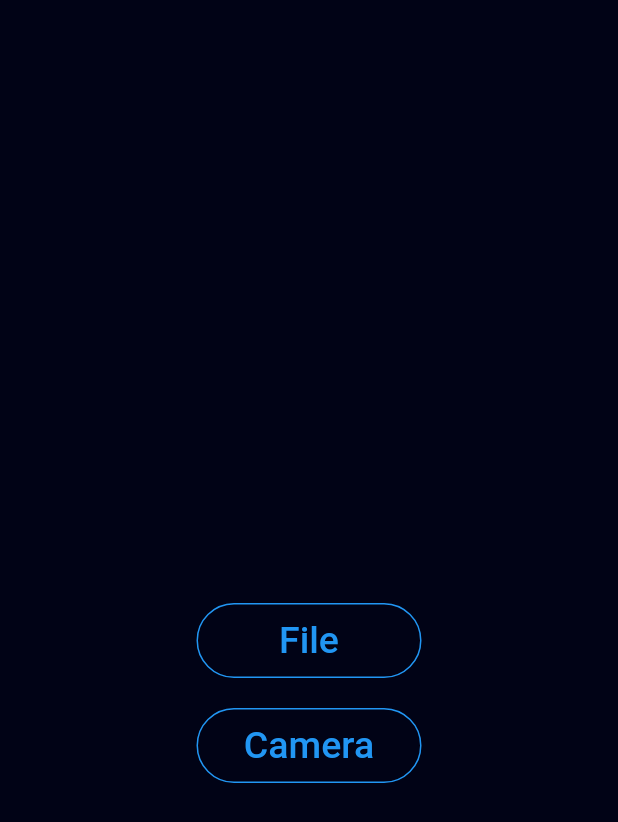
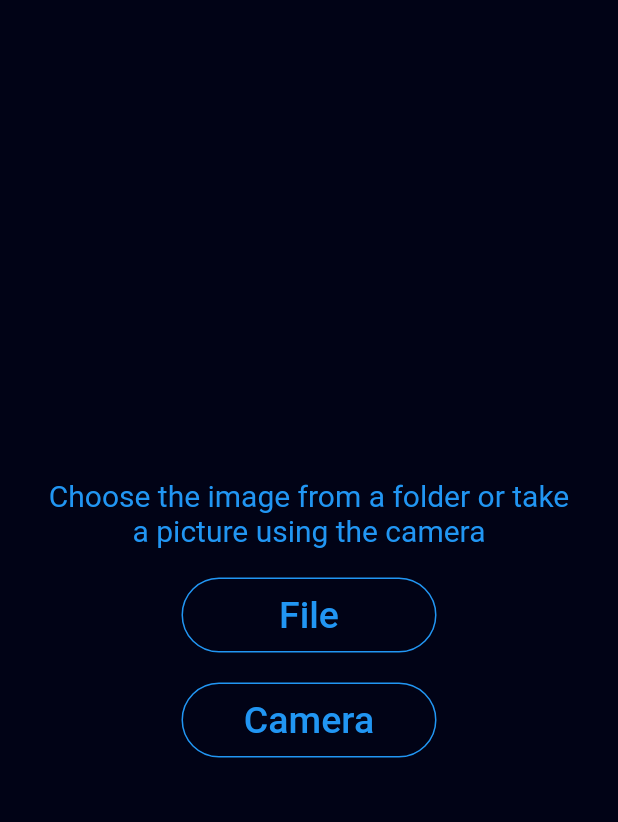
Before and after one commit to MuleHakim/geez-number-classifier, a Flutter app: the screen it shows after launch, after a tap on "start", on a phone screen of 412 x 824 dp. Shown: the top 822 px of the screen. Run offline on Flutter 3.47's test engine with Material 2 defaults, Android fonts, the phone set to English and light mode, and no system bars; our stand-ins replace dio, image_picker, typewritertext; project files that could hold a hidden picture were left out.

Commit message:
update flutter

```diff
--- a/frontend_flutter/geez_characters/lib/main.dart
+++ b/frontend_flutter/geez_characters/lib/main.dart
@@ -1,19 +1,15 @@
-import 'dart:convert';
-
 import 'package:flutter/material.dart';
 import 'package:flutter/services.dart';
-import 'package:geez_numbers_flutter/api/urls.dart';
 import 'package:geez_numbers_flutter/pages/splash_screen.dart';
-import  "package:http/http.dart" as http;
-import  "package:http/http.dart";
-import 'models/geez_numbers.dart';
+import 'package:flutter/services.dart';
 
 void main() {
   WidgetsFlutterBinding.ensureInitialized();
-  SystemChrome.setPreferredOrientations([DeviceOrientation.portraitUp])
-      .then((_) {
-    runApp(MaterialApp(
-        debugShowCheckedModeBanner: false,
-        home: SplashScreen()));
-  });
+  SystemChrome.setEnabledSystemUIMode(SystemUiMode.immersiveSticky);
+  runApp(
+    const MaterialApp(
+      debugShowCheckedModeBanner: false,
+      home: SplashScreen(),
+    ),
+  );
 }
--- a/frontend_flutter/geez_characters/lib/pages/home.dart
+++ b/frontend_flutter/geez_characters/lib/pages/home.dart
@@ -16,18 +16,53 @@ class HomePage extends StatefulWidget {
 }
 
 class HomePageState extends State<HomePage> {
-
   int _selectedIndex = 0;
   File? image;
   String number = "click predict button to continue";
-  var word_dict = {0:"-", 1:"፩", 2:"፪", 3:"፫", 4:"፬", 5:"፭", 6:"፮", 7:"፯", 8:"፰", 9:"፱", 10:'ሀ',11:'ሁ',12:'ሂ',13:'ሃ',14:"ሄ",15:'ህ',16:'ሆ',17:"ለ",18:"ሉ",
-  19:"ሊ",20:"ላ",21:"ሌ",22:"ል",23:"ሎ",24:"ሐ",25:"ሑ",26:"ሒ",27:"ሓ",28:"ሔ",29:"ሕ",30:"ሖ",
-  31:"መ",32:"ሙ",33:"ሚ",34:"ማ",35:"ሜ",36:"ም",37:"ሞ"
+  var word_dict = {
+    0: "-",
+    1: "፩",
+    2: "፪",
+    3: "፫",
+    4: "፬",
+    5: "፭",
+    6: "፮",
+    7: "፯",
+    8: "፰",
+    9: "፱",
+    10: 'ሀ',
+    11: 'ሁ',
+    12: 'ሂ',
+    13: 'ሃ',
+    14: "ሄ",
+    15: 'ህ',
+    16: 'ሆ',
+    17: "ለ",
+    18: "ሉ",
+    19: "ሊ",
+    20: "ላ",
+    21: "ሌ",
+    22: "ል",
+    23: "ሎ",
+    24: "ሐ",
+    25: "ሑ",
+    26: "ሒ",
+    27: "ሓ",
+    28: "ሔ",
+    29: "ሕ",
+    30: "ሖ",
+    31: "መ",
+    32: "ሙ",
+    33: "ሚ",
+    34: "ማ",
+    35: "ሜ",
+    36: "ም",
+    37: "ሞ"
   };
 
-  void reset_number(){
-    number = "click predict button to continue";
-    setState((){});
+  void reset_number() {
+    number = "click the predict button to continue";
+    setState(() {});
   }
 
   Future PickFromFile() async {
@@ -55,6 +90,7 @@ class HomePageState extends State<HomePage> {
     }
     reset_number();
   }
+
   void _upload(File? file) async {
     String? fileName = file?.path.split('/').last;
     FormData data = FormData.fromMap({
@@ -62,15 +98,17 @@ class HomePageState extends State<HomePage> {
         "${file?.path}",
         filename: fileName,
       ),
-      "creation_date":"${DateTime.now()}"
+      "creation_date": "${DateTime.now()}"
     });
 
     Dio dio = new Dio();
 
-    dio.post(ApiUrls.createUrl, data: data).then((response) async{
+    dio.post(ApiUrls.createUrl, data: data).then((response) async {
       var jsonResponse = jsonDecode(response.toString());
-      number = json.decode(((await client.get(Uri.parse(ApiUrls.predictNumberUrl))).body)) as String;
-      setState((){});
+      number = json.decode(
+              ((await client.get(Uri.parse(ApiUrls.predictNumberUrl))).body))
+          as String;
+      setState(() {});
       number = word_dict[int.parse(number)]!;
     }).catchError((error) => print(error));
   }
@@ -90,10 +128,44 @@ class HomePageState extends State<HomePage> {
           children: [
             Container(
               child: image != null
-                    ? Column(
+                  ? Expanded(
+                      child:
+                          MediaQuery.of(context).orientation.name == "portrait"
+                              ? get_column()
+                              : get_row(),
+                    )
+                  : Center(
+                      child: Column(
+                        mainAxisAlignment: MainAxisAlignment.center,
+                        children: [
+                          Container(
+                            width: 350,
+                            margin: const EdgeInsets.all(10),
+                            child: const Text(
+                              "Choose the image from a folder or take a picture using the camera",
+                              style:
+                                  TextStyle(color: Colors.blue, fontSize: 20),
+                              textAlign: TextAlign.center,
+                            ),
+                          ),
+                          Button("File", () => PickFromFile()),
+                          Button("Camera", () => PickFromCamera()),
+                        ],
+                      ),
+                    ),
+            ),
+          ],
+        ),
+      ),
+    );
+  }
+
+  Column get_column() {
+    return Column(
       mainAxisAlignment: MainAxisAlignment.start,
       children: [
-                          Container(
+        Expanded(
+          child: Container(
             height: 400,
             width: 400,
             margin: const EdgeInsets.only(
@@ -104,8 +176,7 @@ class HomePageState extends State<HomePage> {
               borderRadius: BorderRadius.circular(50),
               boxShadow: const [
                 BoxShadow(
-                                    color: Color.fromARGB(255, 9, 70, 121),
-                                    spreadRadius: 1),
+                    color: Color.fromARGB(255, 9, 70, 121), spreadRadius: 1),
               ],
             ),
             child: Image.file(
@@ -113,11 +184,20 @@ class HomePageState extends State<HomePage> {
               fit: BoxFit.cover,
             ),
           ),
+        ),
+        Container(
+          margin: const EdgeInsets.only(bottom: 50),
+          child: Column(
+            children: [
               Container(
                 height: 55,
-                            child: Text(number, style: TextStyle(color: Colors.blue, fontSize: number.length <= 2? 60 : 25),),
+                child: Text(
+                  number,
+                  style: TextStyle(
+                      color: Colors.blue,
+                      fontSize: number.length <= 2 ? 60 : 25),
                 ),
-
+              ),
               Container(
                 width: 250,
                 clipBehavior: Clip.hardEdge,
@@ -128,39 +208,94 @@ class HomePageState extends State<HomePage> {
                     border: Border.all(color: Colors.blue)),
                 child: TextButton(
                     onPressed: () {
-                                  number = "please wait";
-                                  setState((){});
+                      number = "processing image...";
+                      setState(() {});
                       _upload(image);
                     },
                     child: const Text(
                       "Predict",
                       style: TextStyle(fontSize: 25),
                     )),
-                          )
-                        ],
-                      )
-                    : const SizedBox(
-                        height: 100,
               ),
-            ),
-            image == null
-                ? Column(
-                    children: [
-                      Button("File", () => PickFromFile()),
-                      Button("Camera", () => PickFromCamera()),
-                    ],
-                  )
-                : Row(
+              Row(
                 mainAxisAlignment: MainAxisAlignment.spaceAround,
                 children: [
                   Button("File", () => PickFromFile()),
                   Button("Camera", () => PickFromCamera()),
                 ],
+              ),
+            ],
+          ),
         )
       ],
+    );
+  }
+
+  Row get_row() {
+    return Row(
+      mainAxisAlignment: MainAxisAlignment.start,
+      children: [
+        Expanded(
+          child: Container(
+            height: 400,
+            width: 400,
+            margin:
+                const EdgeInsets.only(top: 35, bottom: 35, left: 15, right: 15),
+            padding: const EdgeInsets.all(0),
+            clipBehavior: Clip.hardEdge,
+            decoration: BoxDecoration(
+              borderRadius: BorderRadius.circular(50),
+              boxShadow: const [
+                BoxShadow(
+                    color: Color.fromARGB(255, 9, 70, 121), spreadRadius: 1),
+              ],
+            ),
+            child: Image.file(
+              image!,
+              fit: BoxFit.cover,
             ),
           ),
-
+        ),
+        Column(
+          mainAxisAlignment: MainAxisAlignment.center,
+          children: [
+            Container(
+              height: 55,
+              child: Text(
+                number,
+                style: TextStyle(
+                    color: Colors.blue, fontSize: number.length <= 2 ? 60 : 25),
+              ),
+            ),
+            Container(
+              width: 250,
+              clipBehavior: Clip.hardEdge,
+              padding: const EdgeInsets.all(0),
+              margin: EdgeInsets.only(top: 50),
+              decoration: BoxDecoration(
+                  borderRadius: BorderRadius.circular(30),
+                  border: Border.all(color: Colors.blue)),
+              child: TextButton(
+                  onPressed: () {
+                    number = "processing image...";
+                    setState(() {});
+                    _upload(image);
+                  },
+                  child: const Text(
+                    "Predict",
+                    style: TextStyle(fontSize: 25),
+                  )),
+            ),
+            Row(
+              mainAxisAlignment: MainAxisAlignment.spaceAround,
+              children: [
+                Button("File", () => PickFromFile()),
+                Button("Camera", () => PickFromCamera()),
+              ],
+            ),
+          ],
+        )
+      ],
     );
   }
 }
--- a/frontend_flutter/geez_characters/lib/pages/splash_screen.dart
+++ b/frontend_flutter/geez_characters/lib/pages/splash_screen.dart
@@ -1,8 +1,8 @@
 import 'package:flutter/material.dart';
 import 'package:geez_numbers_flutter/pages/home.dart';
+import 'package:typewritertext/typewritertext.dart';
 
 import '../widgets/button.dart';
-
 
 class SplashScreen extends StatefulWidget {
   const SplashScreen({super.key});
@@ -20,21 +20,38 @@ class _SplashScreenState extends State<SplashScreen> {
         mainAxisAlignment: MainAxisAlignment.spaceBetween,
         children: [
           const Expanded(
-            child: Image(image:  AssetImage('assets/images/logo.png')),
+            child: Image(image: AssetImage('assets/images/logo.png')),
           ),
           const Center(
             child: DefaultTextStyle(
-              style: TextStyle(color: Colors.blue, fontSize: 25),
+              style: TextStyle(color: Colors.blue, fontSize: 30),
               child: Text(
                 "Geez Number Detector",
               ),
             ),
           ),
           Container(
-            margin: const EdgeInsets.all(75),
+            margin: const EdgeInsets.only(top: 25, left: 15, right: 15),
+            height:
+                MediaQuery.of(context).orientation.name == "portrait" ? 75 : 50,
+            child: const TypeWriterText(
+              text: Text(
+                "This application can detect some geez numbers. It can recognize digits from 0 - 9. Just give it an image containing the numbers, and it can detect that. Remeber to give it an image that has the number lying in the center.",
+                style: TextStyle(
+                    decoration: TextDecoration.none,
+                    fontSize: 15,
+                    color: Colors.blue),
+                textAlign: TextAlign.justify,
+              ),
+              duration: Duration(milliseconds: 65),
+            ),
+          ),
+          Container(
+            margin: EdgeInsets.all(
+                MediaQuery.of(context).orientation.name == "portrait" ? 75 : 5),
             child: Button(
               "start",
-                  () => Navigator.of(context).pushReplacement(
+              () => Navigator.of(context).push(
                 MaterialPageRoute(
                   builder: (context) => const HomePage(),
                 ),
--- a/frontend_flutter/geez_characters/lib/widgets/button.dart
+++ b/frontend_flutter/geez_characters/lib/widgets/button.dart
@@ -1,4 +1,3 @@
-
 import 'package:flutter/material.dart';
 
 class Button extends StatelessWidget {
@@ -9,7 +8,7 @@ class Button extends StatelessWidget {
   @override
   Widget build(BuildContext context) {
     return Container(
-      width: 150,
+      width: 170,
       margin: const EdgeInsets.all(10),
       clipBehavior: Clip.hardEdge,
       decoration: BoxDecoration(
--- a/frontend_flutter/geez_characters/pubspec.yaml
+++ b/frontend_flutter/geez_characters/pubspec.yaml
@@ -39,6 +39,7 @@ dependencies:
   path_provider: ^2.0.12
   path: ^1.8.1
   dio: ^4.0.6
+  typewritertext: ^1.8.0
 
 dev_dependencies:
   flutter_test:
```
Also changed, not shown: frontend_flutter/geez_characters/pubspec.lock. Lines whose indentation alone changed are shown as unchanged.
